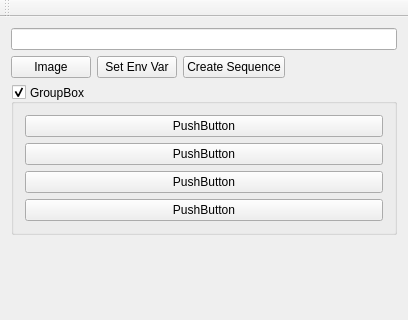
This is src/test_qt/test_qt.ui in whpark/gtl as Qt 5 draws it before an edit; both pictures show x 0 to 408 and y 0 to 320 of the 408 by 492 pixel window. The edited form follows.
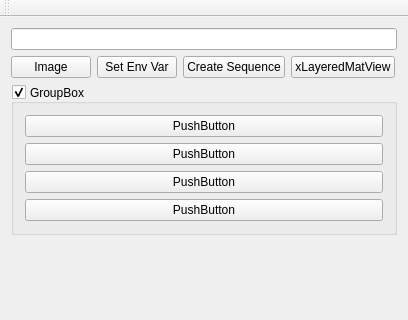
This is the edited form. Custom widgets are drawn as their Qt base class.

What changed in the file:
```diff
--- a/src/test_qt/test_qt.ui
+++ b/src/test_qt/test_qt.ui
@@ -41,6 +41,13 @@
         </property>
        </widget>
       </item>
+      <item>
+       <widget class="QPushButton" name="btnLayeredMatView">
+        <property name="text">
+         <string>xLayeredMatView</string>
+        </property>
+       </widget>
+      </item>
       <item>
        <spacer name="horizontalSpacer">
         <property name="orientation">
```
Left out of the diff: 6 changed lines with no effect on the pictures.
